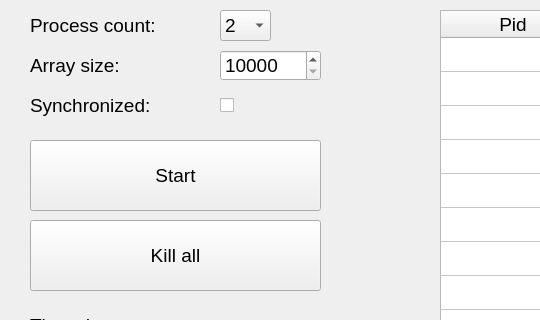
This is os/labs/lab5/OS_lab_5/mainwindow.ui in pavloMykhalevych/University_labs_LPNU_IKNI_PZ as Qt 5 draws it before an edit; both pictures show x 0 to 540 and y 0 to 320 of the 1077 by 636 pixel window. The edited form follows.
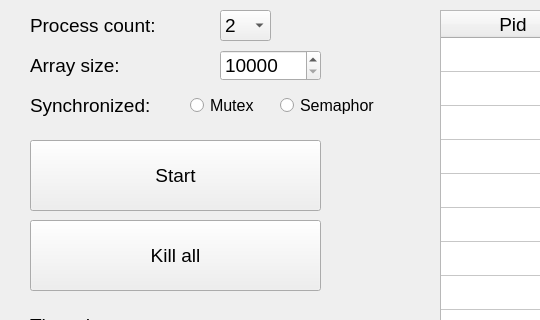
This is the edited form.

Commit message: Update OS 6 lab in 5 lab

Patch:
```diff
--- a/os/labs/lab5/OS_lab_5/mainwindow.ui
+++ b/os/labs/lab5/OS_lab_5/mainwindow.ui
@@ -400,19 +400,6 @@
      <string>Synchronized:</string>
     </property>
    </widget>
-   <widget class="QCheckBox" name="checkBox">
-    <property name="geometry">
-     <rect>
-      <x>220</x>
-      <y>90</y>
-      <width>31</width>
-      <height>31</height>
-     </rect>
-    </property>
-    <property name="text">
-     <string/>
-    </property>
-   </widget>
    <widget class="QPushButton" name="pushButton_clear">
     <property name="geometry">
      <rect>
@@ -449,6 +436,42 @@
      <string>Get Sum</string>
     </property>
    </widget>
+   <widget class="QRadioButton" name="radioButton">
+    <property name="geometry">
+     <rect>
+      <x>190</x>
+      <y>90</y>
+      <width>91</width>
+      <height>31</height>
+     </rect>
+    </property>
+    <property name="font">
+     <font>
+      <pointsize>12</pointsize>
+     </font>
+    </property>
+    <property name="text">
+     <string>Mutex</string>
+    </property>
+   </widget>
+   <widget class="QRadioButton" name="radioButton_semaphor">
+    <property name="geometry">
+     <rect>
+      <x>280</x>
+      <y>90</y>
+      <width>131</width>
+      <height>31</height>
+     </rect>
+    </property>
+    <property name="font">
+     <font>
+      <pointsize>12</pointsize>
+     </font>
+    </property>
+    <property name="text">
+     <string>Semaphor</string>
+    </property>
+   </widget>
   </widget>
  </widget>
  <resources/>
```
The commit also changes 1 other file.
